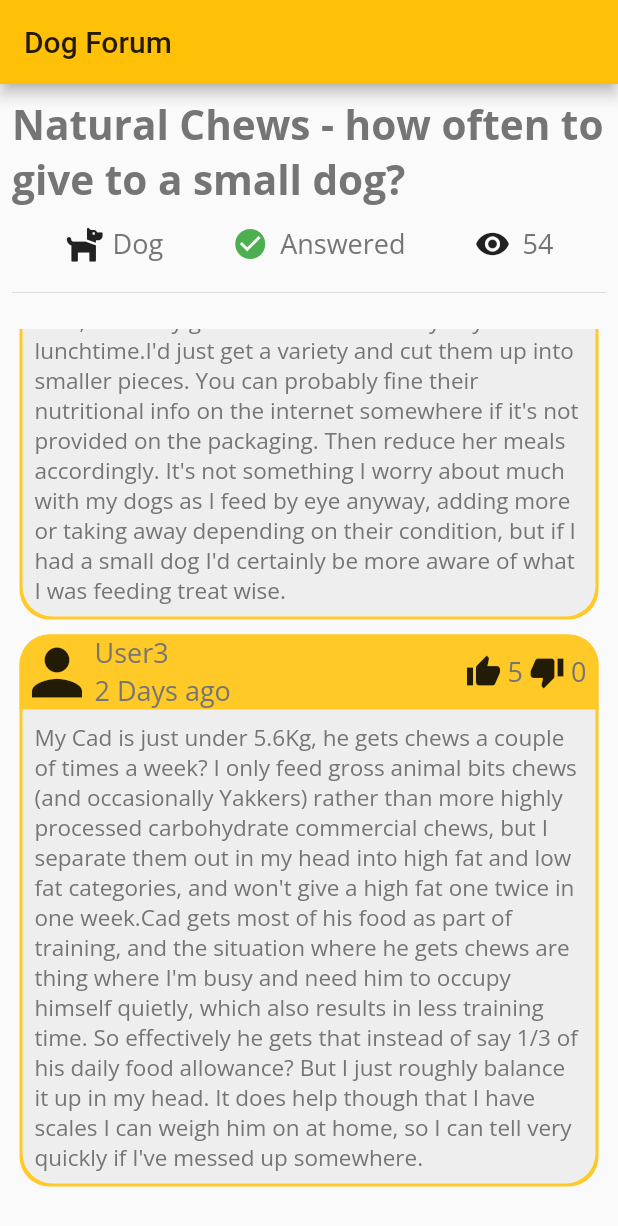
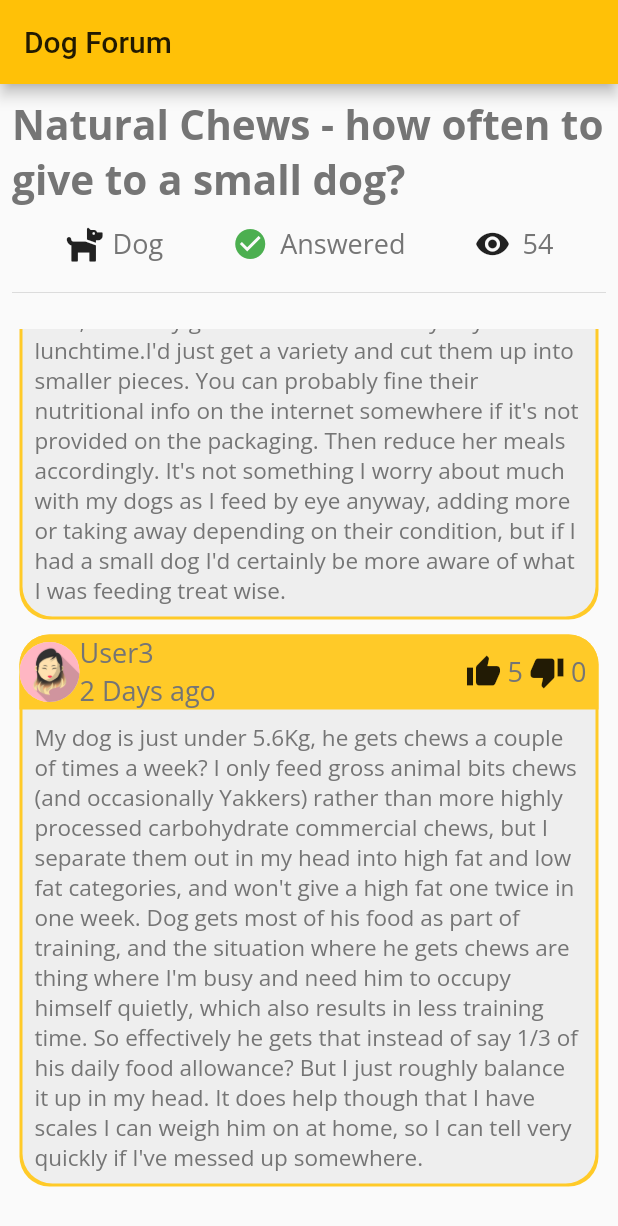
Before and after one commit to Sameerkash/Paw-InOut7, a Flutter app: the screen it shows after launch, scrolled down 537 dp, on a phone screen of 412 x 824 dp. Shown: the top 1226 px of the screen. Run offline on Flutter 3.47's test engine with Material 2 defaults, Android fonts, the phone set to English and light mode, and no system bars; our stand-ins replace auto_route, auto_size_text, cached_network_image, carousel_slider, cloud_firestore, dartz and 17 more; missing offline and left inert: flutter_swipable, geoflutterfire, qr_code_scanner, swipebuttonflutter; accounts and stored records are empty; generated files the repository leaves out were written again.

Commit message:
Udpated forum user icon

```diff
--- a/lib/ui/forum/forum_detail.dart
+++ b/lib/ui/forum/forum_detail.dart
@@ -10,7 +10,7 @@ class ForumDetailPage extends StatefulWidget {
 var ForumPostArr = [
   new ForumPostEntry("User1", "2 Days ago", 0 , 0 , "Hello,\n\n We rescued a small dog during the summer and she’s settled into the house brilliantly. She’s under 7kg, but is very active and does like a good chew/crunch, so I’ve been looking into more natural treats for her - bully sticks, duck/chicken necks, biltong, venison ears etc.What I’m not clear on is how often I should be giving her these in order for her to get enjoyment from them but so not to risk her putting on weight: she’s a lovely condition at present. Are some more high calorie than the others so that I would need to consider reducing her meals in order to balance it out? I was thinking a chew once or twice a week max- does that sound reasonable?"),
   new ForumPostEntry("User2", "23 Hours ago", 1 , 0 , "As a small dog you are right to be concerned about weight. \n I'd just reduce her meals slightly on the days you give the treats. My dogs are all around 20kg give or take, and they get a natural treat every day at lunchtime.I'd just get a variety and cut them up into smaller pieces. You can probably fine their nutritional info on the internet somewhere if it's not provided on the packaging. Then reduce her meals accordingly. It's not something I worry about much with my dogs as I feed by eye anyway, adding more or taking away depending on their condition, but if I had a small dog I'd certainly be more aware of what I was feeding treat wise."),
-  new ForumPostEntry("User3", "2 Days ago", 5 , 0 , "My Cad is just under 5.6Kg, he gets chews a couple of times a week? I only feed gross animal bits chews (and occasionally Yakkers) rather than more highly processed carbohydrate commercial chews, but I separate them out in my head into high fat and low fat categories, and won't give a high fat one twice in one week.Cad gets most of his food as part of training, and the situation where he gets chews are thing where I'm busy and need him to occupy himself quietly, which also results in less training time. So effectively he gets that instead of say 1/3 of his daily food allowance? But I just roughly balance it up in my head. It does help though that I have scales I can weigh him on at home, so I can tell very quickly if I've messed up somewhere."),
+  new ForumPostEntry("User3", "2 Days ago", 5 , 0 , "My dog is just under 5.6Kg, he gets chews a couple of times a week? I only feed gross animal bits chews (and occasionally Yakkers) rather than more highly processed carbohydrate commercial chews, but I separate them out in my head into high fat and low fat categories, and won't give a high fat one twice in one week. Dog gets most of his food as part of training, and the situation where he gets chews are thing where I'm busy and need him to occupy himself quietly, which also results in less training time. So effectively he gets that instead of say 1/3 of his daily food allowance? But I just roughly balance it up in my head. It does help though that I have scales I can weigh him on at home, so I can tell very quickly if I've messed up somewhere."),
   //new ForumPostEntry("User4", "2 Days ago", 0 , 0 , "Lorem ipsum dolor sit amet, consectetur adipiscing elit, sed do eiusmod tempor incididunt ut labore et dolore magna aliqua. Ut enim ad minim veniam, quis nostrud exercitation ullamco laboris nisi ut aliquip ex ea commodo consequat. Duis aute irure dolor in reprehenderit in voluptate velit esse cillum dolore eu fugiat nulla pariatur. Excepteur sint occaecat cupidatat non proident, sunt in culpa qui officia deserunt mollit anim id est laborum."),
 ];
 
@@ -106,9 +106,9 @@ class ForumPost extends StatelessWidget {
             ),
             child: new Row(
               children: <Widget>[
-                new Icon(
-                  Icons.person,
-                  size: 50.0,
+                new CircleAvatar(
+                  radius: 20.0,
+                  backgroundImage: AssetImage('assets/images/p1.jpg'),
                 ),
                 new Expanded(
                   child: new Column(
```
